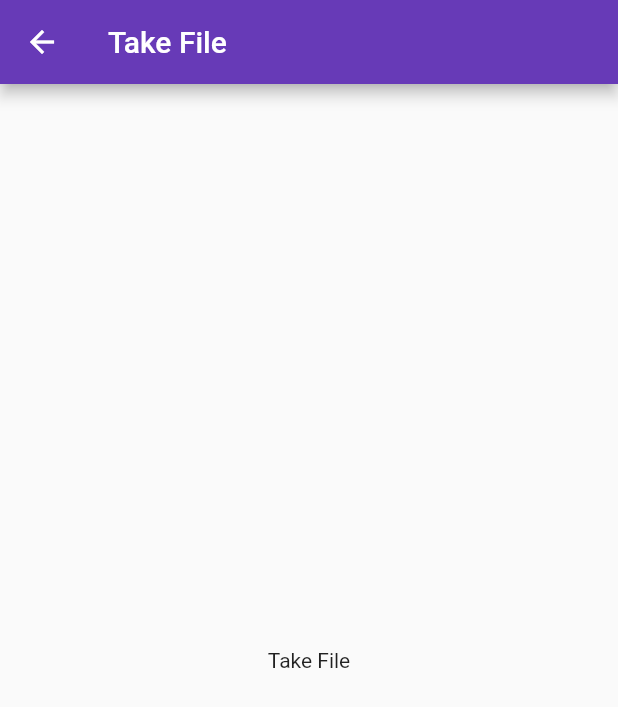
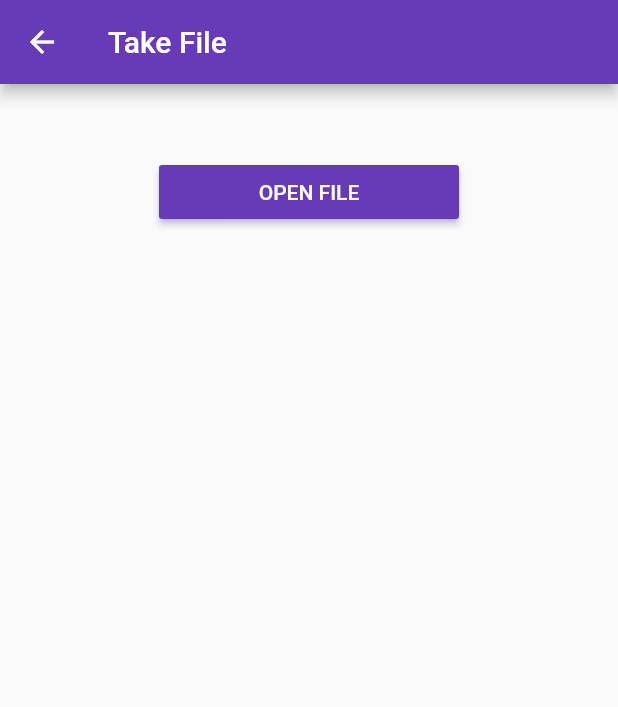
Before and after one commit to yoesuv/Flutter-Picker-Permission, a Flutter app: the TakeFileScreen screen opened by its route, on a phone screen of 412 x 824 dp. Shown: the top 707 px of the screen. Run offline on Flutter 3.47's test engine with Material 2 defaults, Android fonts, the phone set to English and light mode, and no system bars; our stand-ins replace equatable, flutter_bloc, image_picker, permission_handler.

Commit message:
:newspaper: add bloc take file

```diff
--- a/lib/src/core/routes/app_route.dart
+++ b/lib/src/core/routes/app_route.dart
@@ -2,6 +2,7 @@ import 'package:flutter/material.dart';
 import 'package:flutter_bloc/flutter_bloc.dart';
 import 'package:flutter_picker/src/module/camera/bloc/take_camera_bloc.dart';
 import 'package:flutter_picker/src/module/camera/screen/take_camera_screen.dart';
+import 'package:flutter_picker/src/module/file/bloc/take_file_bloc.dart';
 import 'package:flutter_picker/src/module/file/screen/take_file_screen.dart';
 import 'package:flutter_picker/src/module/gallery/bloc/take_gallery_bloc.dart';
 import 'package:flutter_picker/src/module/gallery/screen/take_gallery_screen.dart';
@@ -36,7 +37,10 @@ class AppRoute {
     } else if (settings.name == TakeFileScreen.routeName) {
       return MaterialPageRoute(
         builder: (context) {
-          return const TakeFileScreen();
+          return BlocProvider(
+            create: (context) => TakeFileBloc(),
+            child: const TakeFileScreen(),
+          );
         },
       );
     } else {
--- /dev/null
+++ b/lib/src/module/file/bloc/take_file_bloc.dart
@@ -0,0 +1,17 @@
+import 'package:flutter/material.dart';
+import 'package:flutter_bloc/flutter_bloc.dart';
+import 'package:flutter_picker/src/module/file/event/take_file_event.dart';
+import 'package:flutter_picker/src/module/file/state/take_file_state.dart';
+
+class TakeFileBloc extends Bloc<TakeFileEvent, TakeFileState> {
+  TakeFileBloc() : super(const TakeFileState()) {
+    on<TakeFileChooseEvent>(_openFilePicker);
+  }
+
+  void _openFilePicker(
+    TakeFileChooseEvent event,
+    Emitter<TakeFileState> emit,
+  ) {
+    debugPrint('TakeFileBloc # open file picker');
+  }
+}
--- a/lib/src/module/file/screen/take_file_screen.dart
+++ b/lib/src/module/file/screen/take_file_screen.dart
@@ -1,4 +1,9 @@
 import 'package:flutter/material.dart';
+import 'package:flutter_bloc/flutter_bloc.dart';
+import 'package:flutter_picker/src/module/file/bloc/take_file_bloc.dart';
+import 'package:flutter_picker/src/module/file/event/take_file_event.dart';
+import 'package:flutter_picker/src/module/file/state/take_file_state.dart';
+import 'package:flutter_picker/src/widgets/my_button.dart';
 
 class TakeFileScreen extends StatefulWidget {
   static const routeName = 'take_file';
@@ -11,14 +16,51 @@ class TakeFileScreen extends StatefulWidget {
 }
 
 class _TakeFileScreenState extends State<TakeFileScreen> {
+  late TakeFileBloc _bloc;
+
+  @override
+  void initState() {
+    super.initState();
+    _bloc = context.read<TakeFileBloc>();
+  }
+
   @override
   Widget build(BuildContext context) {
     return Scaffold(
       appBar: AppBar(
         title: const Text('Take File'),
       ),
-      body: Center(
-        child: Text('Take File'),
+      body: SafeArea(
+        child: Padding(
+          padding: const EdgeInsets.all(16),
+          child: Column(
+            mainAxisSize: MainAxisSize.min,
+            children: [
+              _buildTextPath(),
+              const SizedBox(height: 16),
+              _buildButton(),
+            ],
+          ),
+        ),
+      ),
+    );
+  }
+
+  Widget _buildTextPath() {
+    return BlocBuilder<TakeFileBloc, TakeFileState>(
+      builder: (context, state) {
+        return Text('${state.path}');
+      },
+    );
+  }
+
+  Widget _buildButton() {
+    return Center(
+      child: MyButton(
+        title: 'OPEN FILE',
+        onPressed: () {
+          _bloc.add(TakeFileChooseEvent());
+        },
       ),
     );
   }
--- a/lib/src/module/file/state/take_file_state.dart
+++ b/lib/src/module/file/state/take_file_state.dart
@@ -3,7 +3,7 @@ import 'package:equatable/equatable.dart';
 class TakeFileState extends Equatable {
   final String? path;
 
-  const TakeFileState({this.path});
+  const TakeFileState({this.path = ''});
 
   TakeFileState copyWith({
     String? path,
```
